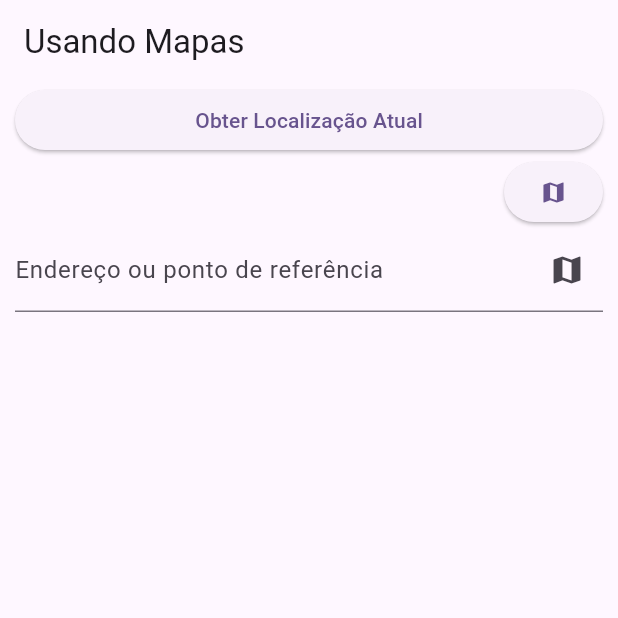
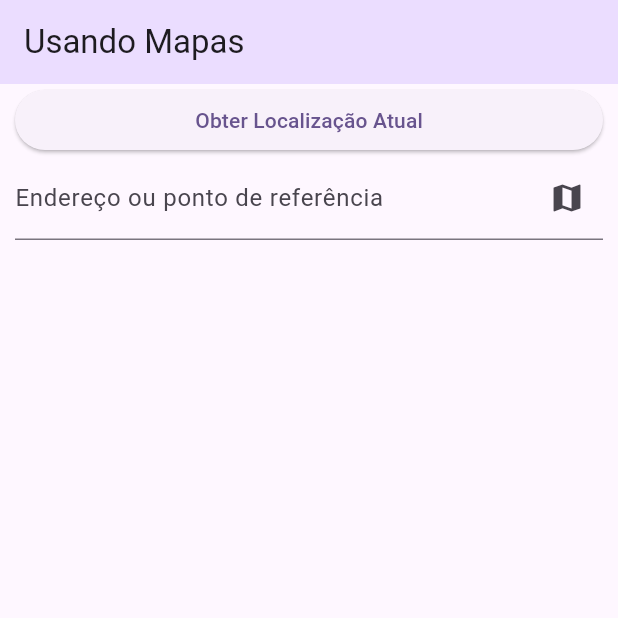
Before and after one commit to GiovaniMarcarini/usando_maps_MD_2024_1, a Flutter app: the screen it shows after launch, after a tap on "Obter Localização Atual", on a phone screen of 412 x 824 dp, the top half of it. Run offline on Flutter 3.47's test engine with Material 3 defaults, Android fonts, the light colour scheme and no system bars; our stand-ins replace geolocator; missing offline and left inert: maps_launcher.

Commit message:
Ajuste Layout.

```diff
--- a/lib/main.dart
+++ b/lib/main.dart
@@ -12,6 +12,7 @@ class MyApp extends StatelessWidget {
   @override
   Widget build(BuildContext context) {
     return MaterialApp(
+      debugShowCheckedModeBanner: false,
       title: 'Usando Mapas',
       theme: ThemeData(
 
--- a/lib/pages/maps_page.dart
+++ b/lib/pages/maps_page.dart
@@ -14,13 +14,13 @@ class _HomePageState extends State<HomePage>{
   Position? _localizacaoAtual;
   final _controller = TextEditingController();
 
-  String get _textoLocalizacao => _localizacaoAtual == null ? "" :
-      'Latitude: ${_localizacaoAtual!.latitude}  | Longitude: '
-                '${_localizacaoAtual!.longitude}';
+  String get _textoLocalizacao => _localizacaoAtual == null ? '' :
+  'Latitude: ${_localizacaoAtual!.latitude}  |  Longitude: ${_localizacaoAtual!.longitude}';
 
   Widget build(BuildContext context){
     return Scaffold(
       appBar: AppBar(
+        backgroundColor: Theme.of(context).colorScheme.primaryContainer,
         title: const Text('Usando Mapas'),
       ),
       body: _criarBody(),
@@ -30,16 +30,16 @@ class _HomePageState extends State<HomePage>{
   Widget _criarBody() => ListView(
     children: [
       Padding(
-        padding: EdgeInsets.symmetric(horizontal: 10),
+        padding: const EdgeInsets.symmetric(horizontal: 10),
         child: ElevatedButton(
           child: Text('Obter Localização Atual'),
           onPressed: _obterLocalizacaoAtual,
         ),
       ),
 
-      if(_localizacaoAtual == null)
+      if(_localizacaoAtual != null)
         Padding(
-            padding:  const EdgeInsets.symmetric(horizontal: 10),
+          padding: const EdgeInsets.symmetric(horizontal: 10),
           child: Row(
             children: [
               Expanded(
@@ -97,7 +97,10 @@ class _HomePageState extends State<HomePage>{
       return;
     }
 
-    Position position = await Geolocator.getCurrentPosition();
+    _localizacaoAtual = await Geolocator.getCurrentPosition();
+    setState(() {
+
+    });
 
   }
 
```
Lines whose indentation alone changed are shown as unchanged.
